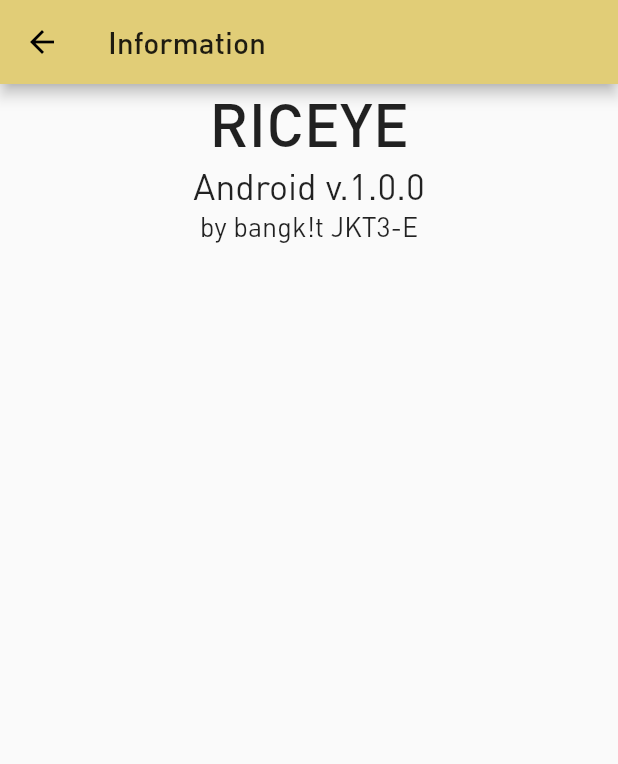
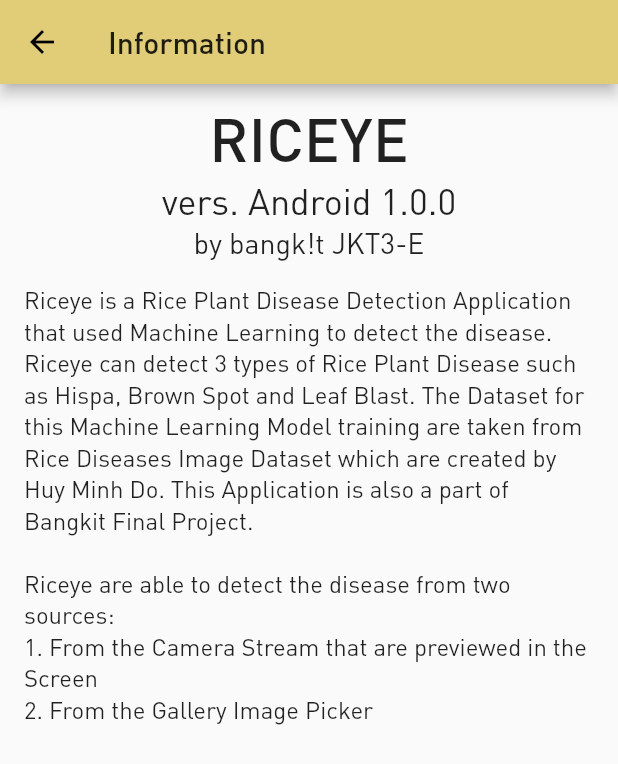
Before and after one commit to hansels/flutter_riceye, a Flutter app: the InfoScreen screen opened directly, on a phone screen of 412 x 824 dp. Shown: the top 764 px of the screen. Run offline on Flutter 3.47's test engine with Material 2 defaults, Android fonts, the phone set to English and light mode, and no system bars; our stand-ins replace camera, image_picker, percent_indicator; missing offline and left inert: tflite.

Commit message:
add info screen description

```diff
--- a/lib/screens/info_screen.dart
+++ b/lib/screens/info_screen.dart
@@ -23,20 +23,35 @@ class _InfoScreenState extends State<InfoScreen> {
         ),
         body: Container(
           height: MediaQuery.of(context).size.height,
-          child: Center(
           child: Column(
             children: <Widget>[
-                CustomText("RICEYE", fontSize: 40, fontWeight: FontWeight.w500),
+              Center(
+                child: Column(
+                  children: <Widget>[
+                    SizedBox(height: 10),
+                    CustomText("RICEYE",
+                        fontSize: 40, fontWeight: FontWeight.w500),
                     CustomText(
-                  (Platform.isIOS ? "iOS" : "Android") + " v.1.0.0",
+                      "vers. " +
+                          (Platform.isIOS ? "iOS" : "Android") +
+                          " 1.0.0",
                       fontSize: 24,
                     ),
                     CustomText(
                       "by bangk!t JKT3-E",
-                  fontSize: 18,
+                      fontSize: 19,
                     ),
                   ],
                 ),
+              ),
+              Padding(
+                padding: const EdgeInsets.all(16.0),
+                child: CustomText(
+                  '''Riceye is a Rice Plant Disease Detection Application that used Machine Learning to detect the disease. Riceye can detect 3 types of Rice Plant Disease such as Hispa, Brown Spot and Leaf Blast. The Dataset for this Machine Learning Model training are taken from Rice Diseases Image Dataset which are created by Huy Minh Do. This Application is also a part of Bangkit Final Project.\n\nRiceye are able to detect the disease from two sources:\n1. From the Camera Stream that are previewed in the Screen\n2. From the Gallery Image Picker''',
+                  fontSize: 16,
+                ),
+              ),
+            ],
           ),
         ),
       ),
```
Lines whose indentation alone changed are shown as unchanged.
